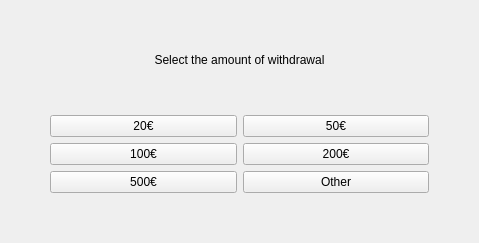
Old version of the form Ohjelman käyttöliittymät/Gui/withdrawalview.ui in the repository JIkaheimo/ohjelmistokehityksen-sovellusprojekti-2k19.
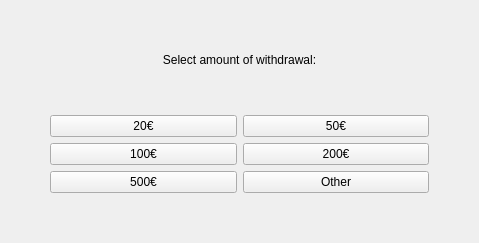
New version of the form.

What changed in the file:
```diff
--- a/Ohjelman käyttöliittymät/Gui/withdrawalview.ui
+++ b/Ohjelman käyttöliittymät/Gui/withdrawalview.ui
@@ -26,7 +26,7 @@
    <item row="0" column="0" colspan="2">
     <widget class="QLabel" name="labelInfo">
      <property name="text">
-      <string>Select the amount of withdrawal</string>
+      <string>Select amount of withdrawal:</string>
      </property>
      <property name="alignment">
       <set>Qt::AlignCenter</set>
```
